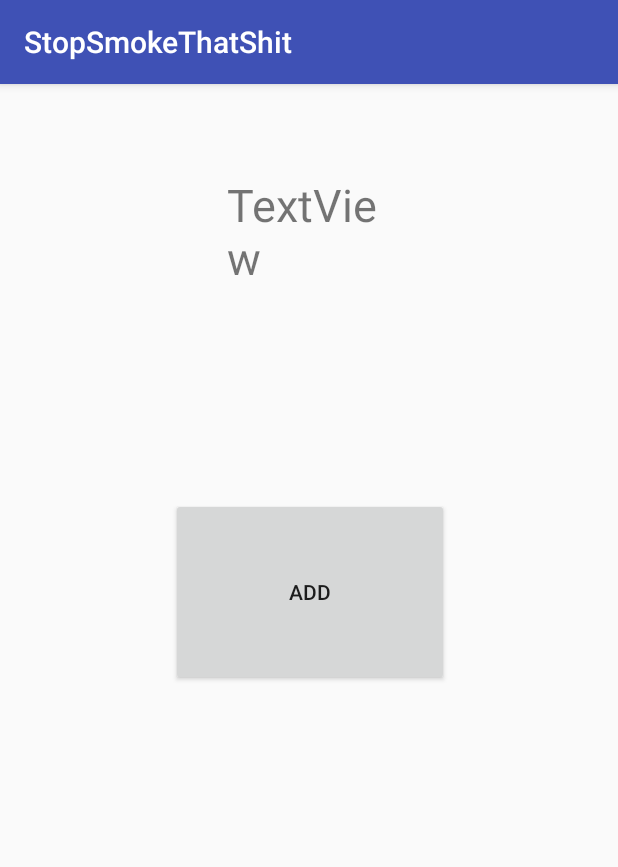
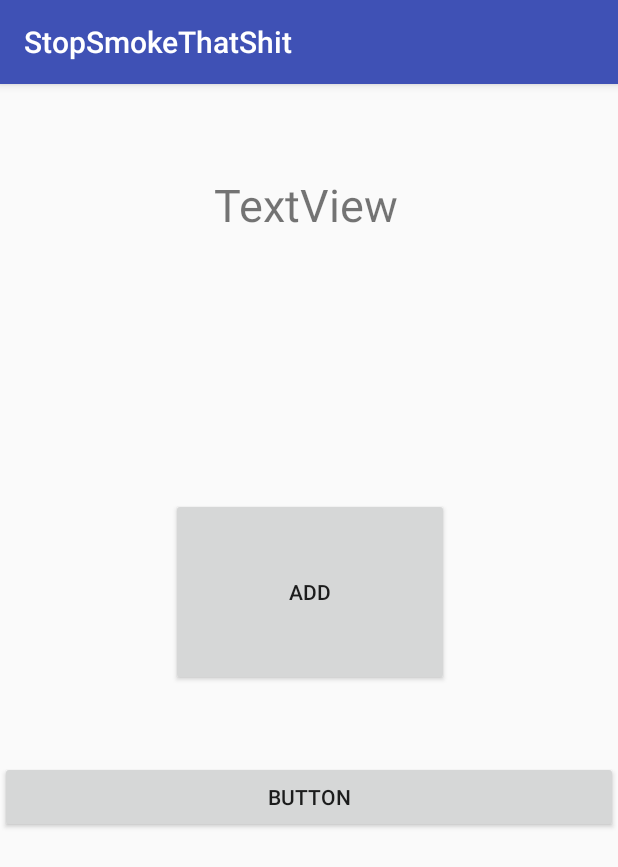
Before and after one commit to Nymik/AndroidTest, an Android app: the screen it shows after launch (MainActivity), on a phone screen of 412 x 824 dp. Shown: the top 867 px of the screen. Run offline under Robolectric (Android 15) with nearby library versions, the phone set to English and light mode, and no system bars.

Commit message:
Added button

```diff
--- a/app/src/main/res/layout/activity_main.xml
+++ b/app/src/main/res/layout/activity_main.xml
@@ -4,7 +4,8 @@
     xmlns:tools="http://schemas.android.com/tools"
     android:layout_width="match_parent"
     android:layout_height="match_parent"
-    tools:context=".MainActivity">
+    tools:context=".MainActivity"
+    tools:layout_editor_absoluteY="81dp">
 
     <Button
         android:id="@+id/add"
@@ -19,7 +20,7 @@
 
     <TextView
         android:id="@+id/showCount"
-        android:layout_width="110dp"
+        android:layout_width="127dp"
         android:layout_height="86dp"
         android:layout_marginTop="60dp"
         android:text="TextView"
@@ -28,4 +29,14 @@
         app:layout_constraintStart_toStartOf="parent"
         app:layout_constraintTop_toTopOf="parent" />
 
+    <Button
+        android:id="@+id/button"
+        android:layout_width="0dp"
+        android:layout_height="wrap_content"
+        android:layout_marginTop="50dp"
+        android:text="Button"
+        app:layout_constraintEnd_toEndOf="parent"
+        app:layout_constraintStart_toStartOf="parent"
+        app:layout_constraintTop_toBottomOf="@+id/add" />
+
 </android.support.constraint.ConstraintLayout>
```
